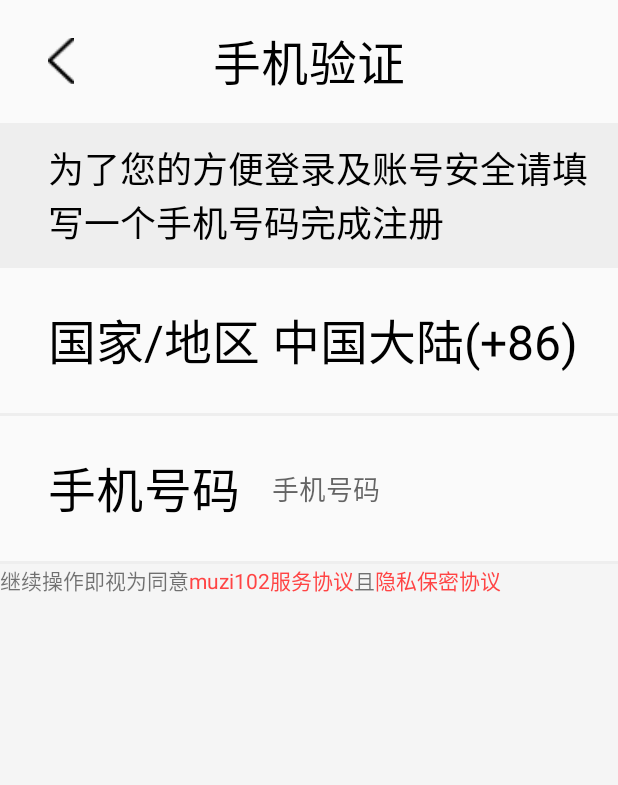
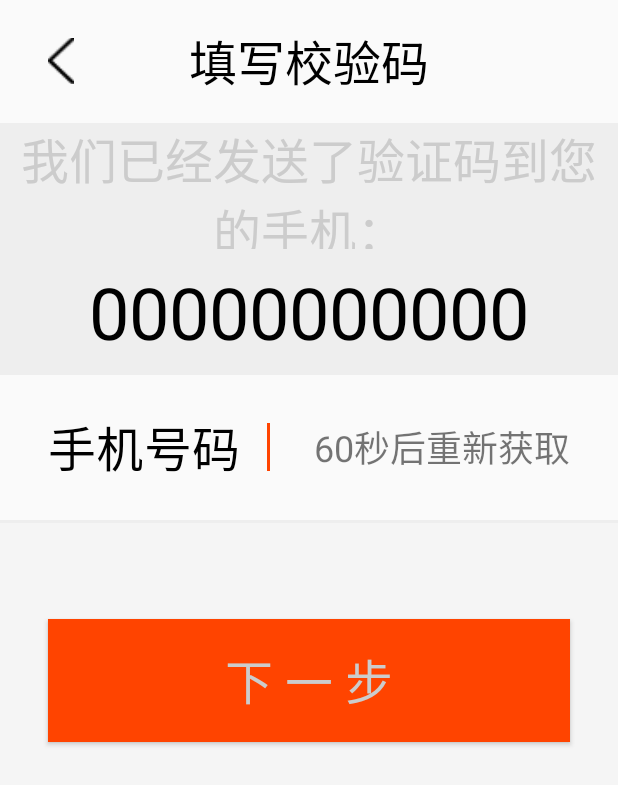
Before and after one commit to muzi102/MUZI102, an Android app: the RegisterActivity screen opened directly, with no data from a screen before it, after a tap on "muzi102服务协议", on a phone screen of 412 x 824 dp. Shown: the top 785 px of the screen. Run offline under Robolectric (Android 15) with nearby library versions, the phone set to English and light mode, and no system bars.

Commit message:
VerifyActivityActivity（校验验证码）

```diff
--- a/app/src/main/AndroidManifest.xml
+++ b/app/src/main/AndroidManifest.xml
@@ -42,7 +42,8 @@
             <!-- Android 6.0申请权限界面 -->
         </activity>
         <activity android:name=".activity.LoginActivity" />
-        <activity android:name=".activity.RegisterActivity"></activity>
+        <activity android:name=".activity.RegisterActivity" />
+        <activity android:name=".activity.VerifyActivityActivity"></activity>
     </application>
 
 </manifest>
--- a/app/src/main/java/com/nxm/muzi102/activity/RegisterActivity.kt
+++ b/app/src/main/java/com/nxm/muzi102/activity/RegisterActivity.kt
@@ -6,11 +6,15 @@ import android.view.View
 import com.nxm.muzi102.R
 import kotlinx.android.synthetic.main.activity_register.*
 import kotlinx.android.synthetic.main.titlebar.*
+/**
+ * *******************************************************************************************
+ * 修改日期                         修改人             任务名称                 功能或Bug描述
+ * 2018年1月8日00:52:24             lzx              RegisterActivity布局界面
+ * *******************************************************************************************
+ */
+class RegisterActivity : BaseActivity(), View.OnClickListener {
+    var mIntent: Intent = Intent()
 
-class RegisterActivity : BaseActivity(), View.OnClickListener {
-    override fun onClick(p0: View?) {
-        var mIntent: Intent = Intent()
-    }
 
     override fun getContentView(): Int {
         return R.layout.activity_register
@@ -21,7 +25,15 @@ class RegisterActivity : BaseActivity(), View.OnClickListener {
         reginster_tv_agreement.setOnClickListener(this)
     }
 
+    override fun onClick(p0: View?) {
+        when (p0?.id) {
+            R.id.reginster_tv_agreement ->
+                goToVerifyActivity()
+        }
+    }
+
     private fun goToVerifyActivity() {
-
+        mIntent.setClass(this@RegisterActivity, VerifyActivityActivity::class.java)
+        startActivity(mIntent)
     }
 }
--- /dev/null
+++ b/app/src/main/java/com/nxm/muzi102/activity/VerifyActivityActivity.kt
@@ -0,0 +1,21 @@
+package com.nxm.muzi102.activity
+
+import android.os.Bundle
+import com.nxm.muzi102.R
+import kotlinx.android.synthetic.main.titlebar.*
+
+/**
+ * *******************************************************************************************
+ * 修改日期                         修改人             任务名称                         功能或Bug描述
+ * 2018年1月7日23:35:51            lzx              VerifyActivityActivity布局界面
+ * *******************************************************************************************
+ */
+class VerifyActivityActivity : BaseActivity() {
+    override fun getContentView(): Int {
+        return R.layout.activity_verify_activity
+    }
+
+    override fun onViewsDidLoad(savedInstanceState: Bundle?) {
+        titlebar_title.setText(getString(R.string.verify_title))
+    }
+}
--- a/app/src/main/java/com/nxm/muzi102/activity/Wellcome.kt
+++ b/app/src/main/java/com/nxm/muzi102/activity/Wellcome.kt
@@ -15,7 +15,8 @@ import com.nxm.muzi102.utils.ToastUtil
 /**
  * *******************************************************************************************
  * 修改日期                         修改人             任务名称                 功能或Bug描述
- * 2018年1月1日20:14:10            lzx              Activity 基类
+ * 2018年1月1日20:14:10            lzx              Wellcome 基类
+ * *******************************************************************************************
  */
 class Wellcome : BaseActivity() {
     //声明变量
--- /dev/null
+++ b/app/src/main/res/layout/activity_verify_activity.xml
@@ -0,0 +1,94 @@
+<?xml version="1.0" encoding="utf-8"?>
+<RelativeLayout xmlns:android="http://schemas.android.com/apk/res/android"
+    xmlns:tools="http://schemas.android.com/tools"
+    android:layout_width="match_parent"
+    android:layout_height="match_parent"
+    tools:context="com.nxm.muzi102.activity.VerifyActivityActivity">
+
+    <include
+        android:id="@+id/layout1"
+        layout="@layout/titlebar"></include>
+
+    <LinearLayout
+        android:id="@+id/verify_line1"
+        style="@style/convention_item"
+        android:layout_height="@dimen/px252"
+        android:layout_below="@id/layout1"
+        android:background="@color/gray_bg"
+        android:orientation="vertical">
+
+        <TextView
+            style="@style/line"
+            android:text="@string/verify_content_1"
+            android:textColor="@color/gray_text"
+            android:textSize="@dimen/px48" />
+
+        <TextView
+            style="@style/line"
+            android:layout_alignParentStart="true"
+            android:layout_weight="1"
+            android:text="@string/verify_phone"
+            android:textSize="@dimen/px72" />
+
+    </LinearLayout>
+
+    <RelativeLayout
+        android:id="@+id/verify_relay1"
+        style="@style/convention_item"
+        android:layout_below="@id/verify_line1">
+
+        <TextView
+            android:id="@+id/verify__tv_phone"
+            style="@style/login_account"
+            android:text="@string/reginster_3" />
+
+        <TextView
+            android:id="@+id/verify_again"
+            android:layout_width="@dimen/px300"
+            android:layout_height="wrap_content"
+            android:layout_alignParentRight="true"
+            android:layout_centerVertical="true"
+            android:layout_marginRight="@dimen/px48"
+            android:gravity="right"
+            android:text="60秒后重新获取"
+            android:textSize="@dimen/px36" />
+
+        <View
+            android:id="@+id/view_1"
+            android:layout_width="@dimen/px3"
+            android:layout_height="@dimen/px48"
+            android:layout_centerVertical="true"
+            android:layout_toLeftOf="@id/verify_again"
+            android:background="@color/bg_cehngse" />
+
+        <EditText
+            android:id="@+id/verify__tv_checkcode"
+            android:layout_width="match_parent"
+            android:layout_height="wrap_content"
+            android:layout_centerVertical="true"
+            android:layout_marginLeft="@dimen/px32"
+            android:layout_toLeftOf="@id/view_1"
+            android:layout_toRightOf="@id/verify__tv_phone"
+            android:background="@null"
+            android:hint="@string/verify_checkcode"
+            android:textCursorDrawable="@null" />
+    </RelativeLayout>
+
+    <View
+        android:id="@+id/view_3"
+        style="@style/interval_2"
+        android:layout_below="@id/verify_relay1"></View>
+
+    <RelativeLayout
+        style="@style/re_bg"
+        android:layout_below="@id/view_3">
+
+        <Button
+            android:id="@+id/login_btn_login"
+            style="@style/login_btn_login"
+            android:layout_marginTop="@dimen/px96"
+            android:background="@color/bg_cehngse"
+            android:text="@string/verify_next"
+            android:textColor="@color/gray_text" />
+    </RelativeLayout>
+</RelativeLayout>
--- a/app/src/main/res/values/colors.xml
+++ b/app/src/main/res/values/colors.xml
@@ -11,4 +11,5 @@
     <color name="gray_bg">#eeeeee</color>
     <color name="gray_bg_1">#f5f5f5</color>
     <color name="main_theme">#0066ff</color>
+    <color name="bg_cehngse">#ff4400</color>
 </resources>
--- a/app/src/main/res/values/dimens.xml
+++ b/app/src/main/res/values/dimens.xml
@@ -15,4 +15,6 @@
     <dimen name="px135">135px</dimen>
     <dimen name="px145">145px</dimen>
     <dimen name="px162">162px</dimen>
+    <dimen name="px252">252px</dimen>
+    <dimen name="px300">300px</dimen>
 </resources>
--- a/app/src/main/res/values/strings.xml
+++ b/app/src/main/res/values/strings.xml
@@ -7,6 +7,7 @@
     <string name="quit">退出</string>
     <string name="sp_key">muzi102</string>
     <string name="noPermissions">没有获取到主要权限，无法运行应用</string>
+    <string name="phoneNumber">手机号码</string>
 
     <!--LoginActivity-->
     <string name="account">账号</string>
@@ -22,4 +23,10 @@
     <string name="reginster_1">国家/地区  中国大陆(+86)</string>
     <string name="reginster_2">为了您的方便登录及账号安全请填写一个手机号码完成注册</string>
     <string name="reginster_3">手机号码</string>
+    <!--VerifyActivityActivity-->
+    <string name="verify_title">填写校验码</string>
+    <string name="verify_content_1">我们已经发送了验证码到您的手机：</string>
+    <string name="verify_phone">00000000000</string>
+    <string name="verify_checkcode">验证码</string>
+    <string name="verify_next">下 一 步</string>
 </resources>
--- a/app/src/main/res/values/styles.xml
+++ b/app/src/main/res/values/styles.xml
@@ -71,5 +71,13 @@
         <item name="android:layout_height">wrap_content</item>
         <item name="android:layout_width">wrap_content</item>
     </style>
+    <!--VerifyActivityActivity-->
+    <style name="line">
+        <item name="android:layout_height">0dp</item>
+        <item name="android:layout_width">match_parent</item>
+        <item name="android:layout_weight">1</item>
+        <item name="android:gravity">center</item>
+        <item name="android:textColor">@color/main_text</item>
+    </style>
 
 </resources>
```
